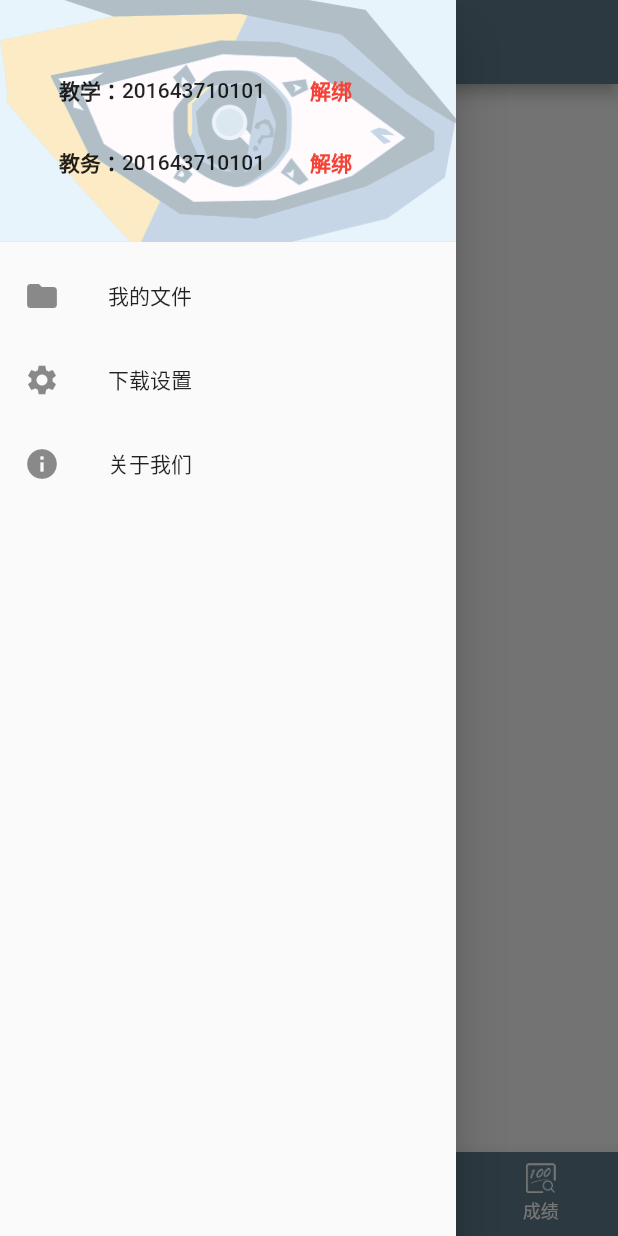
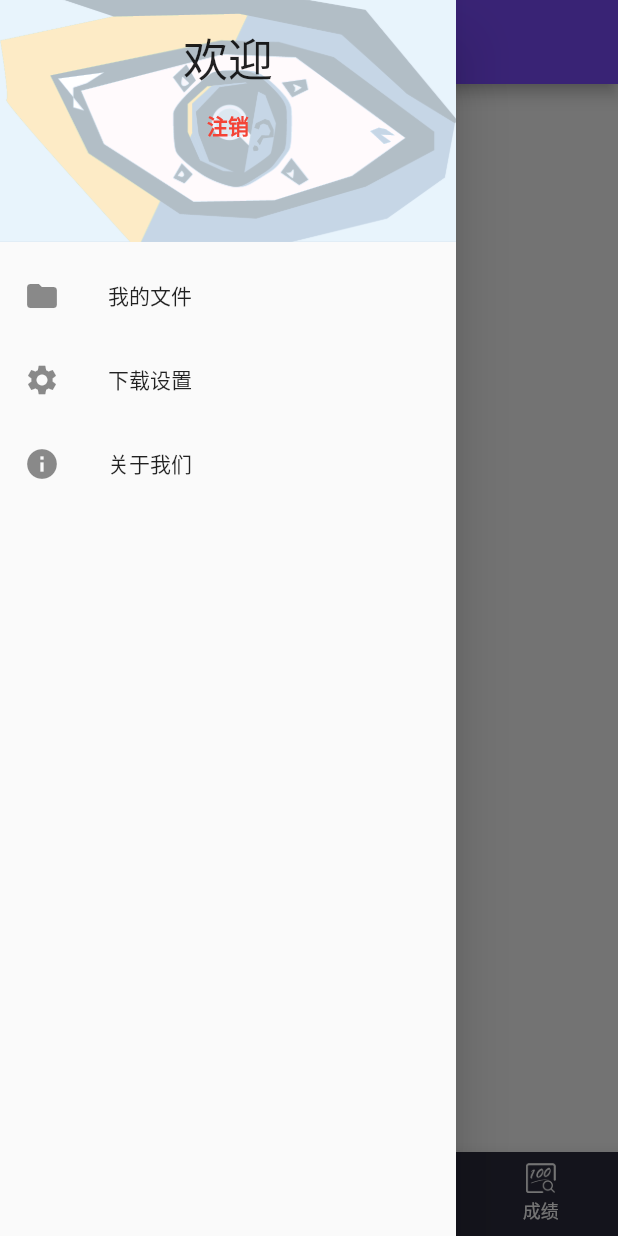
Before and after one commit to recallfuture/hblgdx, a Flutter app: the HomePage screen opened directly, with the side drawer open, on a phone screen of 412 x 824 dp. Run offline on Flutter 3.47's test engine with Material 2 defaults, Android fonts, the phone set to English and light mode, and no system bars; drawn by our look-alikes of oktoast; our stand-ins replace cookie_jar, dio, shared_preferences; missing offline and left inert: gbk2utf8; accounts and stored records are empty; generated files the repository leaves out were written again.

Commit message:
更改配色

```diff
--- a/lib/main.dart
+++ b/lib/main.dart
@@ -18,7 +18,7 @@ class MyApp extends StatelessWidget {
       child: MaterialApp(
         title: '校园查',
         theme: ThemeData(
-          primarySwatch: Colors.blueGrey,
+          primaryColor: Colors.deepPurpleAccent,
         ),
         initialRoute: '/',
         routes: {
--- a/lib/pages/home_page.dart
+++ b/lib/pages/home_page.dart
@@ -3,6 +3,7 @@ import 'package:hblgdx/pages/course_table_page.dart';
 import 'package:hblgdx/pages/homework_page.dart';
 import 'package:hblgdx/pages/resource_page.dart';
 import 'package:hblgdx/pages/score_page.dart';
+import 'package:hblgdx/utils/data_store.dart';
 
 class HomePage extends StatefulWidget {
   @override
@@ -65,55 +66,44 @@ class _HomePageState extends State<HomePage> {
               Colors.blue[50].withAlpha(200), BlendMode.lighten),
         ),
       ),
-      child: Column(
-        mainAxisAlignment: MainAxisAlignment.center,
-        children: <Widget>[
-          _buildAccount(
-            '教学：',
-            '201643710101',
-            onPressed: _showUnbindJxAccountDialog,
-          ),
-          _buildAccount(
-            '教务：',
-            '201643710101',
-            onPressed: _showUnbindJwAccountDialog,
-          ),
-        ],
+      child: _buildAccount(
+        DataStore.username,
       ),
     );
   }
 
   /// 帐号
-  Widget _buildAccount(String title, String account, {onPressed}) {
-    return Row(
+  Widget _buildAccount(String account) {
+    return Column(
+      children: <Widget>[
+        Text('欢迎', style: TextStyle(fontSize: 30)),
+        Row(
           mainAxisAlignment: MainAxisAlignment.center,
           children: <Widget>[
-        Text(
-          title,
-          style: _boldStyle,
-        ),
             Text(account),
             FlatButton(
               child: Text(
-            '解绑',
+                '注销',
                 style: TextStyle(
                   color: Colors.red,
                   fontWeight: FontWeight.bold,
                 ),
               ),
-          onPressed: onPressed,
+              onPressed: _showLogOutDialog,
             ),
+          ],
+        )
       ],
     );
   }
 
-  _showUnbindJwAccountDialog() {
+  _showLogOutDialog() {
     showDialog(
       context: context,
       builder: (ctx) {
         return AlertDialog(
-          title: Text('确定解绑么？'),
-          content: Text('解绑后将无法使用查成绩功能'),
+          title: Text('确定注销么？'),
+          content: Text('注销后将需要重新登录才能使用所有功能'),
           actions: <Widget>[
             MaterialButton(
               child: Text('取消'),
@@ -123,34 +113,12 @@ class _HomePageState extends State<HomePage> {
             ),
             MaterialButton(
               child: Text('确定'),
-              onPressed: () {
-                Navigator.pop(context);
-              },
-            ),
-          ],
+              onPressed: () async {
+                await DataStore.setIsSignedIn(false);
+                Navigator.of(context).pushNamedAndRemoveUntil(
+                  '/',
+                      (route) => route == null,
                 );
-      },
-    );
-  }
-
-  _showUnbindJxAccountDialog() {
-    showDialog(
-      context: context,
-      builder: (ctx) {
-        return AlertDialog(
-          title: Text('确定解绑么？'),
-          content: Text('解绑后将无法使用查作业，资源等功能'),
-          actions: <Widget>[
-            MaterialButton(
-              child: Text('取消'),
-              onPressed: () {
-                Navigator.pop(context);
-              },
-            ),
-            MaterialButton(
-              child: Text('确定'),
-              onPressed: () {
-                Navigator.pop(context);
               },
             ),
           ],
@@ -161,8 +129,8 @@ class _HomePageState extends State<HomePage> {
 
   Widget _buildBottomNavigationBar() {
     return BottomNavigationBar(
-      backgroundColor: Colors.blueGrey,
-      selectedItemColor: Colors.cyan[100],
+      backgroundColor: Color.fromARGB(255, 44, 44, 61),
+      selectedItemColor: Color.fromARGB(255, 125, 249, 177),
       unselectedItemColor: Colors.white,
       iconSize: 20,
       type: BottomNavigationBarType.fixed,
--- a/lib/pages/login_page.dart
+++ b/lib/pages/login_page.dart
@@ -30,7 +30,7 @@ class _LoginPageState extends State<LoginPage> {
   @override
   Widget build(BuildContext context) {
     return Container(
-      color: Color.fromARGB(255, 21, 22, 31),
+      color: Color.fromARGB(255, 22, 22, 32),
       child: Stack(
         children: <Widget>[
           Positioned(
@@ -283,7 +283,9 @@ class _LoginPageState extends State<LoginPage> {
 
     // 回到主页并不允许返回
     Navigator.of(context).pushNamedAndRemoveUntil(
-        '/', (route) => route == null);
+      '/',
+          (route) => route == null,
+    );
   }
 
   _startWait() {
--- a/lib/utils/request.dart
+++ b/lib/utils/request.dart
@@ -39,6 +39,7 @@ class Request {
     // 任意HTTP响应码均不报错
     _dio.options.validateStatus = (code) => true;
     _dio.options.connectTimeout = 5000;
+    _dio.options.receiveTimeout = 5000;
   }
 
   /// get方式获取响应
```
Lines whose indentation alone changed are shown as unchanged.
